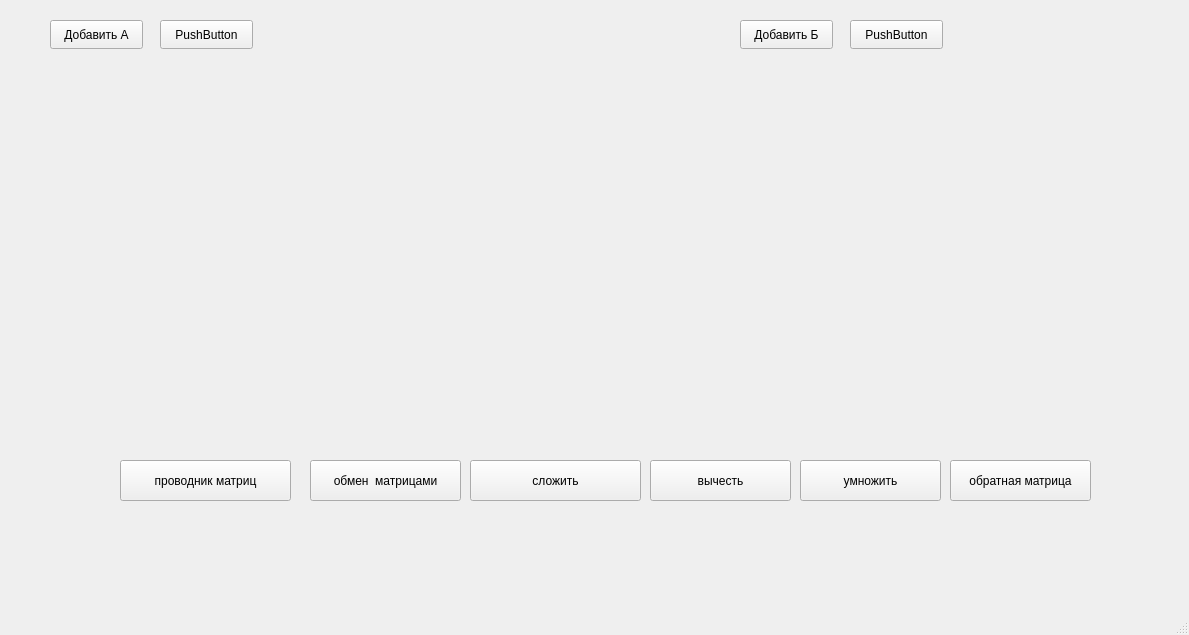
ijo42/sparse-matrix-tool, file mainwindow.ui: the form before one commit.
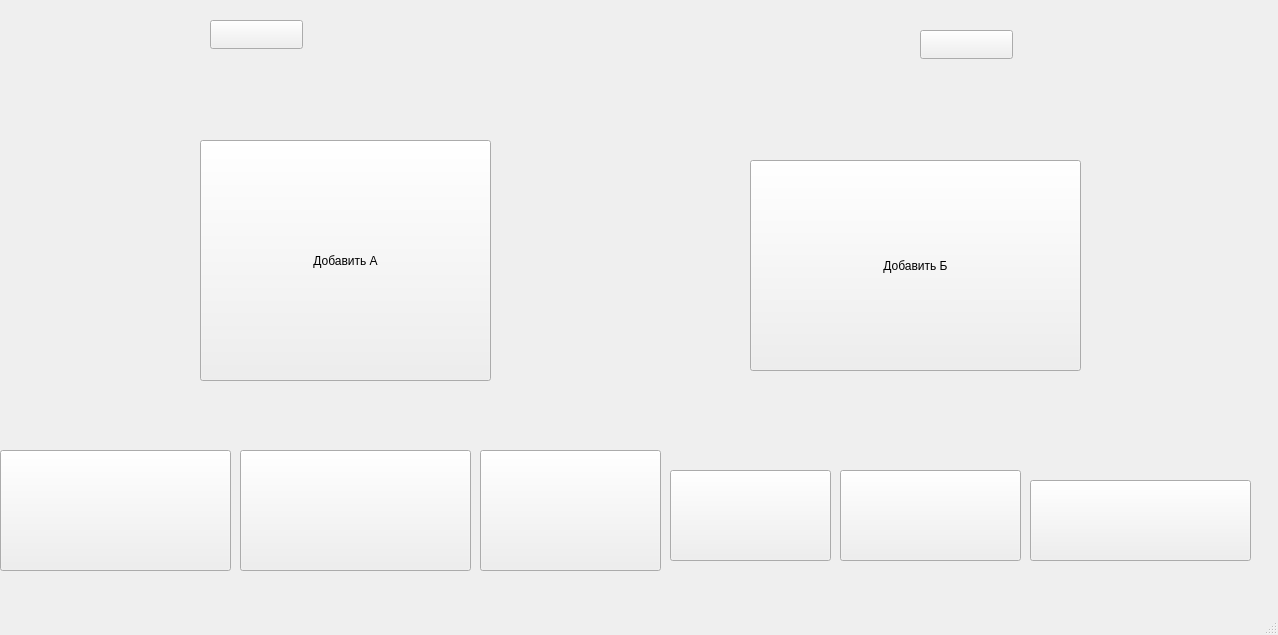
The form after the commit. Icons and pictures are not drawn.

The edit to the form file:
```diff
--- a/mainwindow.ui
+++ b/mainwindow.ui
@@ -6,7 +6,7 @@
    <rect>
     <x>0</x>
     <y>0</y>
-    <width>1189</width>
+    <width>1278</width>
     <height>635</height>
    </rect>
   </property>
@@ -17,132 +17,215 @@
    <widget class="QPushButton" name="pushButton">
     <property name="geometry">
      <rect>
-      <x>120</x>
-      <y>460</y>
-      <width>171</width>
-      <height>41</height>
+      <x>0</x>
+      <y>450</y>
+      <width>231</width>
+      <height>121</height>
      </rect>
     </property>
     <property name="text">
-     <string>проводник матриц</string>
+     <string/>
+    </property>
+    <property name="icon">
+     <iconset>
+      <normaloff>explorer.png</normaloff>explorer.png</iconset>
+    </property>
+    <property name="iconSize">
+     <size>
+      <width>80</width>
+      <height>80</height>
+     </size>
     </property>
    </widget>
    <widget class="QPushButton" name="pushButton_2">
     <property name="geometry">
      <rect>
-      <x>310</x>
-      <y>460</y>
-      <width>151</width>
-      <height>41</height>
+      <x>240</x>
+      <y>450</y>
+      <width>231</width>
+      <height>121</height>
      </rect>
     </property>
     <property name="text">
-     <string>обмен  матрицами</string>
+     <string/>
+    </property>
+    <property name="icon">
+     <iconset>
+      <normaloff>swap.png</normaloff>swap.png</iconset>
+    </property>
+    <property name="iconSize">
+     <size>
+      <width>80</width>
+      <height>80</height>
+     </size>
     </property>
    </widget>
    <widget class="QPushButton" name="pushButton_3">
     <property name="geometry">
      <rect>
-      <x>470</x>
-      <y>460</y>
-      <width>171</width>
-      <height>41</height>
+      <x>480</x>
+      <y>450</y>
+      <width>181</width>
+      <height>121</height>
      </rect>
     </property>
     <property name="text">
-     <string>сложить</string>
+     <string/>
+    </property>
+    <property name="icon">
+     <iconset>
+      <normaloff>++.png</normaloff>++.png</iconset>
+    </property>
+    <property name="iconSize">
+     <size>
+      <width>80</width>
+      <height>80</height>
+     </size>
     </property>
    </widget>
    <widget class="QPushButton" name="pushButton_4">
     <property name="geometry">
      <rect>
-      <x>650</x>
-      <y>460</y>
-      <width>141</width>
-      <height>41</height>
+      <x>670</x>
+      <y>470</y>
+      <width>161</width>
+      <height>91</height>
      </rect>
     </property>
     <property name="text">
-     <string>вычесть</string>
+     <string/>
+    </property>
+    <property name="icon">
+     <iconset>
+      <normaloff>-.png</normaloff>-.png</iconset>
+    </property>
+    <property name="iconSize">
+     <size>
+      <width>80</width>
+      <height>100</height>
+     </size>
     </property>
    </widget>
    <widget class="QPushButton" name="pushButton_5">
     <property name="geometry">
      <rect>
-      <x>800</x>
-      <y>460</y>
-      <width>141</width>
-      <height>41</height>
+      <x>840</x>
+      <y>470</y>
+      <width>181</width>
+      <height>91</height>
      </rect>
     </property>
     <property name="text">
-     <string>умножить</string>
+     <string/>
+    </property>
+    <property name="icon">
+     <iconset>
+      <normaloff>X.png</normaloff>X.png</iconset>
+    </property>
+    <property name="iconSize">
+     <size>
+      <width>80</width>
+      <height>80</height>
+     </size>
     </property>
    </widget>
    <widget class="QPushButton" name="pushButton_6">
     <property name="geometry">
      <rect>
-      <x>950</x>
-      <y>460</y>
-      <width>141</width>
-      <height>41</height>
+      <x>1030</x>
+      <y>480</y>
+      <width>221</width>
+      <height>81</height>
      </rect>
     </property>
     <property name="text">
-     <string>обратная матрица</string>
+     <string/>
+    </property>
+    <property name="icon">
+     <iconset>
+      <normaloff>^-1.png</normaloff>^-1.png</iconset>
+    </property>
+    <property name="iconSize">
+     <size>
+      <width>80</width>
+      <height>80</height>
+     </size>
     </property>
    </widget>
    <widget class="QPushButton" name="pushButton_7">
     <property name="geometry">
      <rect>
-      <x>50</x>
-      <y>20</y>
-      <width>93</width>
-      <height>29</height>
+      <x>200</x>
+      <y>140</y>
+      <width>291</width>
+      <height>241</height>
      </rect>
     </property>
+    <property name="layoutDirection">
+     <enum>Qt::LeftToRight</enum>
+    </property>
     <property name="text">
      <string>Добавить А</string>
     </property>
+    <property name="icon">
+     <iconset>
+      <normaloff>+.png</normaloff>+.png</iconset>
+    </property>
+    <property name="iconSize">
+     <size>
+      <width>200</width>
+      <height>200</height>
+     </size>
+    </property>
    </widget>
    <widget class="QPushButton" name="pushButton_8">
     <property name="geometry">
      <rect>
-      <x>160</x>
+      <x>210</x>
       <y>20</y>
       <width>93</width>
       <height>29</height>
      </rect>
     </property>
     <property name="text">
-     <string>PushButton</string>
+     <string/>
     </property>
    </widget>
    <widget class="QPushButton" name="pushButton_9">
     <property name="geometry">
      <rect>
-      <x>850</x>
-      <y>20</y>
+      <x>920</x>
+      <y>30</y>
       <width>93</width>
       <height>29</height>
      </rect>
     </property>
     <property name="text">
-     <string>PushButton</string>
+     <string/>
     </property>
    </widget>
    <widget class="QPushButton" name="pushButton_10">
     <property name="geometry">
      <rect>
-      <x>740</x>
-      <y>20</y>
-      <width>93</width>
-      <height>29</height>
+      <x>750</x>
+      <y>160</y>
+      <width>331</width>
+      <height>211</height>
      </rect>
     </property>
     <property name="text">
      <string>Добавить Б</string>
     </property>
+    <property name="icon">
+     <iconset>
+      <normaloff>+.png</normaloff>+.png</iconset>
+    </property>
+    <property name="iconSize">
+     <size>
+      <width>200</width>
+      <height>200</height>
+     </size>
+    </property>
    </widget>
   </widget>
   <widget class="QMenuBar" name="menubar">
```
Left out of the diff: 2 changed lines with no effect on the pictures.
